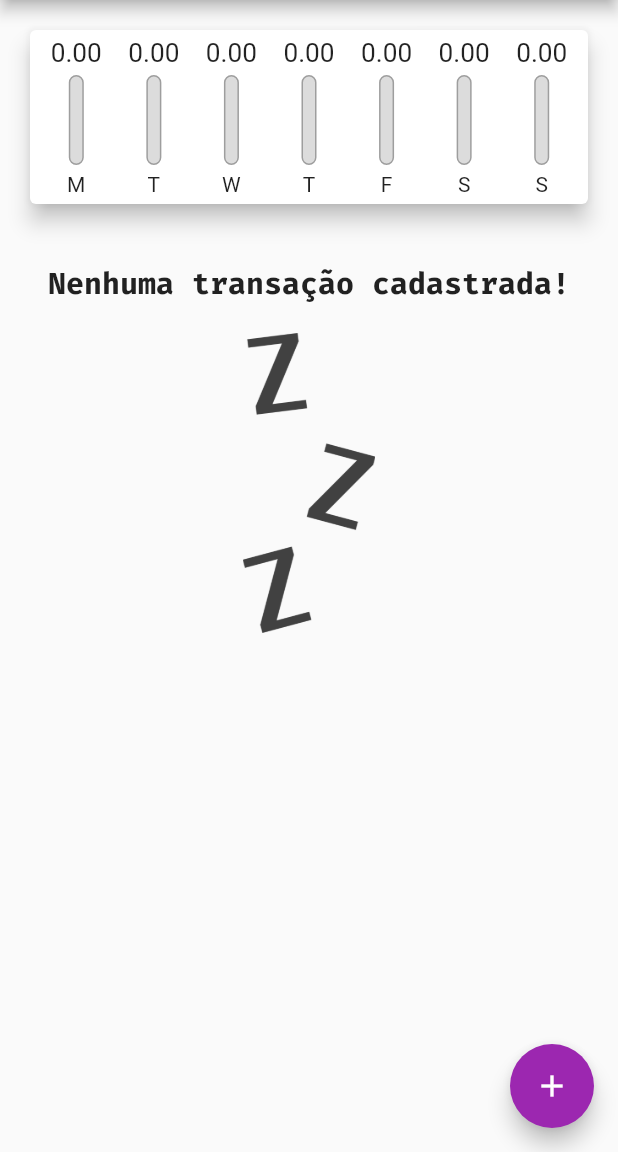
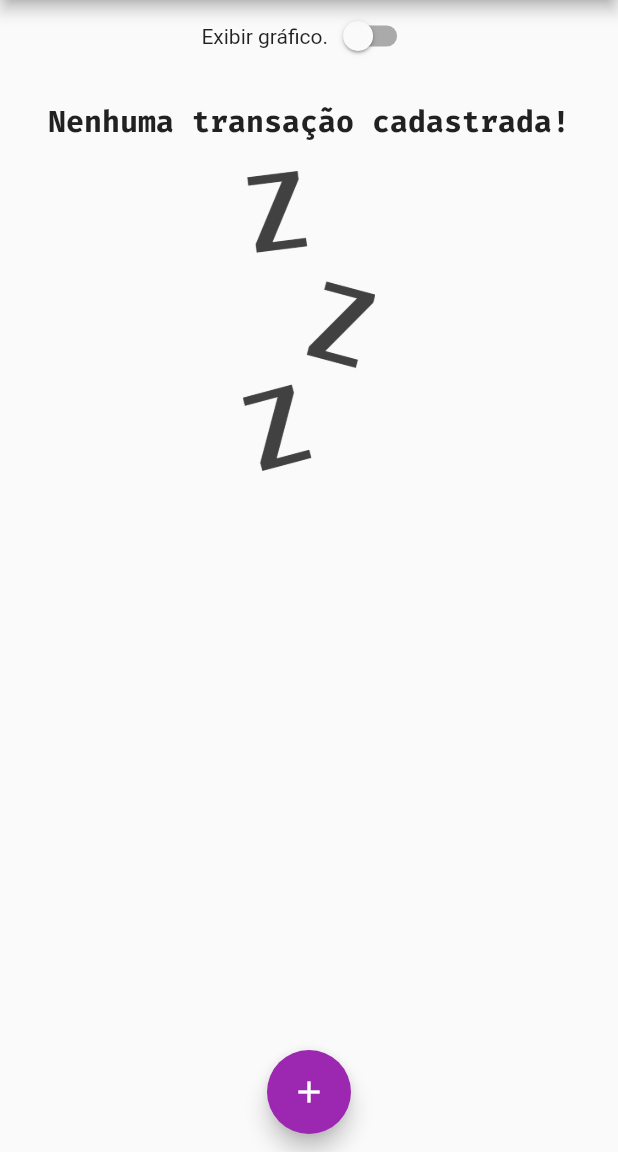
Before and after one commit to EAbeier/ExpensesControlApp, a Flutter app: the screen it shows after launch, on a phone screen of 412 x 824 dp, the part 84-1236 px from its top. Run offline on Flutter 3.47's test engine with Material 2 defaults, Android fonts, the phone set to English and light mode, and no system bars.

Commit message:
Responsibility ajusts and landscape mode ajusts

```diff
--- a/lib/components/chart_bar.dart
+++ b/lib/components/chart_bar.dart
@@ -13,17 +13,19 @@ class ChartBar extends StatelessWidget {
 
   @override
   Widget build(BuildContext context) {
+    return LayoutBuilder(
+      builder: (ctx, constraints) {
         return Column(
           children: <Widget>[
             Container(
-          height: 20,
+              height: constraints.maxHeight * 0.15,
               child: FittedBox(
                 child: Text('${value?.toStringAsFixed(2)}'),
               ),
             ),
-        SizedBox(height: 5),
+            SizedBox(height: constraints.maxHeight * 0.05),
             Container(
-          height: 60,
+              height: constraints.maxHeight * 0.6,
               width: 10,
               child: Stack(
                 alignment: Alignment.bottomCenter,
@@ -50,9 +52,16 @@ class ChartBar extends StatelessWidget {
                 ],
               ),
             ),
-        SizedBox(height: 5),
-        Text(label.toString()),
+            SizedBox(height: constraints.maxHeight * 0.05),
+            Container(
+              child: FittedBox(
+                child: Text(label.toString()),
+              ),
+              height: constraints.maxHeight * 0.15,
+            ),
           ],
+        );
+      },
     );
   }
 }
--- a/lib/components/transaction_list.dart
+++ b/lib/components/transaction_list.dart
@@ -10,9 +10,7 @@ class TransactionList extends StatelessWidget {
 
   @override
   Widget build(BuildContext context) {
-    return Container(
-      height: 365,
-      child: transactionsList.isEmpty
+    return transactionsList.isEmpty
         ? Column(
             children: [
               SizedBox(height: 20),
@@ -75,7 +73,6 @@ class TransactionList extends StatelessWidget {
                 ),
               );
             },
-            ),
           );
   }
 }
--- a/lib/main.dart
+++ b/lib/main.dart
@@ -43,6 +43,7 @@ class MyHomePage extends StatefulWidget {
 
 class _MyHomePageState extends State<MyHomePage> {
   final List<Transaction> _transactions = [];
+  bool _chartIsShowed = false;
 
   List<Transaction> get _recentTransactions {
     return _transactions.where((tr) {
@@ -81,8 +82,7 @@ class _MyHomePageState extends State<MyHomePage> {
 
   @override
   Widget build(BuildContext context) {
-    return Scaffold(
-      appBar: AppBar(
+    final appBar = AppBar(
       title: Text('Personal expenses'),
       actions: <Widget>[
         IconButton(
@@ -90,13 +90,41 @@ class _MyHomePageState extends State<MyHomePage> {
           onPressed: () => _openTransactionFormModal(context),
         ),
       ],
-      ),
+    );
+
+    final availableHeight = MediaQuery.of(context).size.height -
+        appBar.preferredSize.height -
+        MediaQuery.of(context).padding.top;
+
+    return Scaffold(
+      appBar: appBar,
       body: SingleChildScrollView(
         child: Column(
           crossAxisAlignment: CrossAxisAlignment.stretch,
           children: <Widget>[
-            Chart(_recentTransactions),
-            TransactionList(_transactions, _removeTransAction),
+            Row(
+              mainAxisAlignment: MainAxisAlignment.center,
+              children: [
+                Text('Exibir gráfico.'),
+                Switch(
+                  value: _chartIsShowed,
+                  onChanged: (value) {
+                    setState(() {
+                      _chartIsShowed = value;
+                    });
+                  },
+                ),
+              ],
+            ),
+            _chartIsShowed
+                ? Container(
+                    height: availableHeight * 0.30,
+                    child: Chart(_recentTransactions),
+                  )
+                : Container(
+                    height: availableHeight * 0.70,
+                    child: TransactionList(_transactions, _removeTransAction),
+                  ),
           ],
         ),
       ),
@@ -104,7 +132,8 @@ class _MyHomePageState extends State<MyHomePage> {
         child: Icon(Icons.add),
         onPressed: () => _openTransactionFormModal(context),
       ),
-      floatingActionButtonLocation: FloatingActionButtonLocation.endFloat,
+      floatingActionButtonLocation:
+          FloatingActionButtonLocation.miniCenterFloat,
     );
   }
 }
```
Lines whose indentation alone changed are shown as unchanged.
